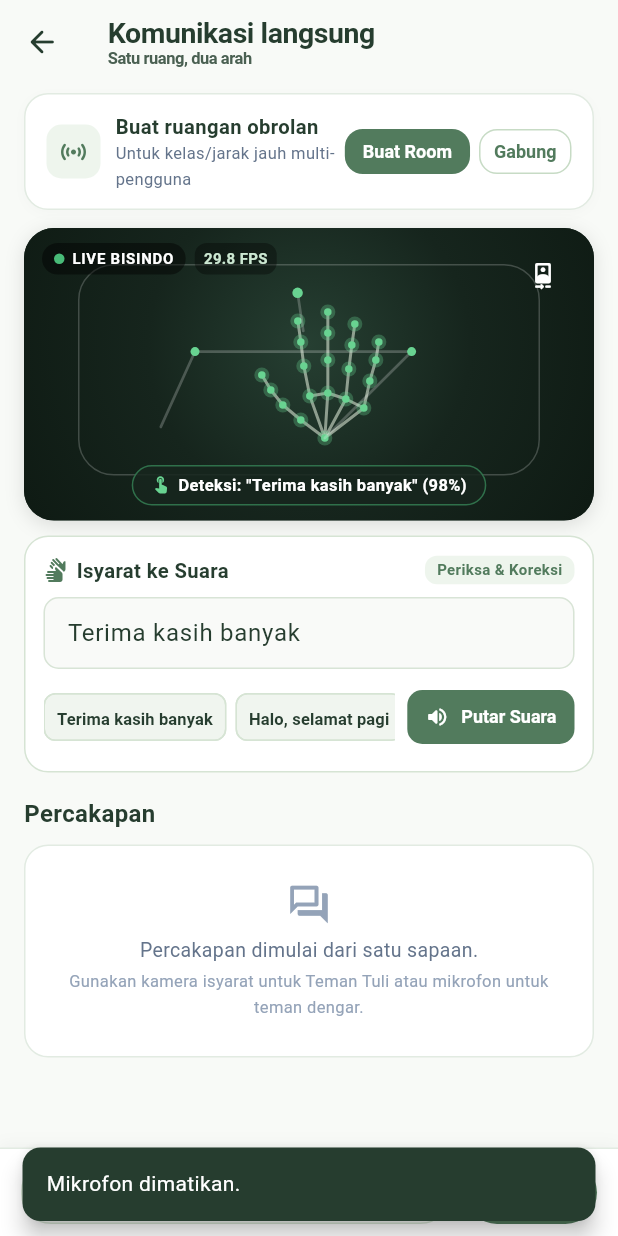
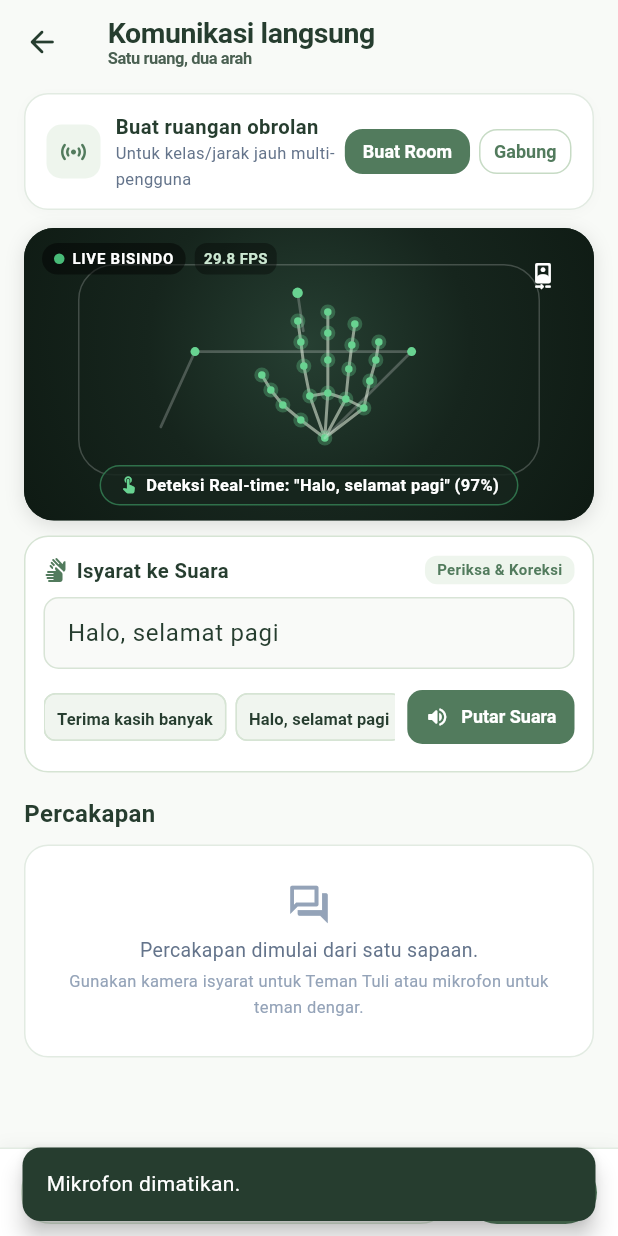
Before and after one commit to JonathanA-P/taut, a Flutter app: the CommunicationHubScreen screen opened by its route, after a tap on "Bicara", after a tap on "Mendengarkan", on a phone screen of 412 x 824 dp. Run offline on Flutter 3.47's test engine with Material 3 defaults, Android fonts, the phone set to English and light mode, and no system bars; our stand-ins replace flutter_tts, speech_to_text, supabase_flutter; accounts and stored records are empty.

Commit message:
feat(communication): stream real-time speech-to-text without manual stop and continuous motion-to-text

```diff
--- a/lib/features/communication/presentation/communication_hub_screen.dart
+++ b/lib/features/communication/presentation/communication_hub_screen.dart
@@ -32,6 +32,11 @@ class _CommunicationHubScreenState extends State<CommunicationHubScreen>
   String _micStatusText = 'Mikrofon nonaktif';
   String _interimSpeechText = '';
 
+  Timer? _speechSilenceTimer;
+  Timer? _speechSimTimer;
+  Timer? _motionTrackerTimer;
+  int _gestureStreamIndex = 0;
+
   // Camera & Landmark settings
   bool _isFrontCamera = true;
   String _detectedSign = 'Terima kasih banyak';
@@ -58,6 +63,7 @@ class _CommunicationHubScreenState extends State<CommunicationHubScreen>
     final isTest = WidgetsBinding.instance.runtimeType.toString().contains('Test');
     if (!isTest) {
       _landmarkAnimController.repeat(reverse: true);
+      _startRealtimeSignTracking();
     }
 
     _speechService = SpeechServiceImpl();
@@ -79,6 +85,50 @@ class _CommunicationHubScreenState extends State<CommunicationHubScreen>
     _initTts();
   }
 
+  void _startRealtimeSignTracking() {
+    _motionTrackerTimer?.cancel();
+    final isTest = WidgetsBinding.instance.runtimeType.toString().contains('Test');
+    if (isTest) return;
+
+    _motionTrackerTimer = Timer.periodic(const Duration(seconds: 4), (timer) {
+      if (!mounted) return;
+      _gestureStreamIndex++;
+      final nextPreset = _quickSignPresets[_gestureStreamIndex % _quickSignPresets.length];
+      setState(() {
+        _detectedSign = nextPreset;
+        _signInputController.text = nextPreset;
+        _detectedConfidence = 0.96 + (_gestureStreamIndex % 4) * 0.01;
+      });
+    });
+  }
+
+  void _onSpeechWordsReceived(String text, bool isFinal, TautAppState state) {
+    if (!mounted) return;
+    final clean = text.trim();
+    if (clean.isEmpty) return;
+
+    setState(() {
+      _interimSpeechText = clean;
+    });
+    _scrollToBottom();
+
+    _speechSilenceTimer?.cancel();
+    if (isFinal) {
+      state.addMessage(text: clean, type: 'Ucapan');
+      setState(() => _interimSpeechText = '');
+      _scrollToBottom();
+    } else {
+      _speechSilenceTimer = Timer(const Duration(milliseconds: 1200), () {
+        if (!mounted) return;
+        if (_interimSpeechText.isNotEmpty) {
+          state.addMessage(text: _interimSpeechText, type: 'Ucapan');
+          setState(() => _interimSpeechText = '');
+          _scrollToBottom();
+        }
+      });
+    }
+  }
+
   Future<void> _initTts() async {
     try {
       await _tts.setLanguage('id-ID');
@@ -89,18 +139,9 @@ class _CommunicationHubScreenState extends State<CommunicationHubScreen>
         state.setTtsActive(false);
         if (_wantMic) {
           state.setMicActive(true);
-          setState(() => _micStatusText = 'Mendengarkan...');
+          setState(() => _micStatusText = 'Mendengarkan real-time...');
           await _speechService.startListening(
-            onResult: (text, isFinal) {
-              if (!mounted) return;
-              if (isFinal && text.trim().isNotEmpty) {
-                state.addMessage(text: text.trim(), type: 'Ucapan');
-                setState(() => _interimSpeechText = '');
-                _scrollToBottom();
-              } else {
-                setState(() => _interimSpeechText = text);
-              }
-            },
+            onResult: (text, isFinal) => _onSpeechWordsReceived(text, isFinal, state),
           );
         } else {
           setState(() => _micStatusText = 'Mikrofon nonaktif');
@@ -116,6 +157,9 @@ class _CommunicationHubScreenState extends State<CommunicationHubScreen>
 
   @override
   void dispose() {
+    _speechSilenceTimer?.cancel();
+    _speechSimTimer?.cancel();
+    _motionTrackerTimer?.cancel();
     _landmarkAnimController.dispose();
     _speechSubscription?.cancel();
     _speechService.dispose();
@@ -164,30 +208,20 @@ class _CommunicationHubScreenState extends State<CommunicationHubScreen>
 
     if (newWant) {
       final initOk = await _speechService.initialize();
-      if (!initOk) {
-        _showToast('Izin mikrofon belum aktif. Menggunakan simulasi ucapan.');
-        state.demoSpeech();
-        _scrollToBottom();
-        return;
+      state.setMicActive(true);
+      setState(() => _micStatusText = 'Mendengarkan real-time...');
+      _showToast('Mikrofon aktif real-time. Bicara langsung tanpa henti.');
+
+      if (initOk) {
+        await _speechService.startListening(
+          onResult: (text, isFinal) => _onSpeechWordsReceived(text, isFinal, state),
+        );
+      } else {
+        _startStreamingSpeechSimulation(state);
       }
-
-      state.setMicActive(true);
-      setState(() => _micStatusText = 'Mendengarkan...');
-      _showToast('Mikrofon aktif. Silakan bicara.');
-
-      await _speechService.startListening(
-        onResult: (text, isFinal) {
-          if (!mounted) return;
-          if (isFinal && text.trim().isNotEmpty) {
-            state.addMessage(text: text.trim(), type: 'Ucapan');
-            setState(() => _interimSpeechText = '');
-            _scrollToBottom();
-          } else {
-            setState(() => _interimSpeechText = text);
-          }
-        },
-      );
     } else {
+      _speechSilenceTimer?.cancel();
+      _speechSimTimer?.cancel();
       state.setMicActive(false);
       await _speechService.stopListening();
       setState(() {
@@ -196,6 +230,50 @@ class _CommunicationHubScreenState extends State<CommunicationHubScreen>
       });
       _showToast('Mikrofon dimatikan.');
     }
+  }
+
+  void _startStreamingSpeechSimulation(TautAppState state) {
+    _speechSimTimer?.cancel();
+    final isTest = WidgetsBinding.instance.runtimeType.toString().contains('Test');
+    if (isTest) {
+      state.demoSpeech();
+      return;
+    }
+
+    final phrases = [
+      'Halo! Ada yang bisa saya bantu jelaskan?',
+      'Dokter umum sedang praktik di lantai dua.',
+      'Silakan menuju loket pendaftaran untuk ambil nomor antrean.',
+    ];
+    int phraseIdx = 0;
+
+    _speechSimTimer = Timer.periodic(const Duration(seconds: 5), (timer) {
+      if (!mounted || !_wantMic) {
+        timer.cancel();
+        return;
+      }
+
+      final phrase = phrases[phraseIdx % phrases.length];
+      phraseIdx++;
+      final words = phrase.split(' ');
+      int wIdx = 0;
+
+      Timer.periodic(const Duration(milliseconds: 220), (wTimer) {
+        if (!mounted || !_wantMic) {
+          wTimer.cancel();
+          return;
+        }
+        wIdx++;
+        final currentText = words.take(wIdx).join(' ');
+        final isDone = wIdx >= words.length;
+
+        _onSpeechWordsReceived(currentText, isDone, state);
+
+        if (isDone) {
+          wTimer.cancel();
+        }
+      });
+    });
   }
 
   Future<void> _handlePlaySignSound(TautAppState state) async {
@@ -1230,7 +1308,7 @@ class _CommunicationHubScreenState extends State<CommunicationHubScreen>
                   const Icon(Icons.touch_app_rounded, size: 13, color: Color(0xFF68D391)),
                   const SizedBox(width: 5),
                   Text(
-                    'Deteksi: "$_detectedSign" (${(_detectedConfidence * 100).toInt()}%)',
+                    'Deteksi Real-time: "$_detectedSign" (${(_detectedConfidence * 100).toInt()}%)',
                     style: const TextStyle(
                       fontSize: 11,
                       fontWeight: FontWeight.w600,
@@ -1474,35 +1552,82 @@ class _CommunicationHubScreenState extends State<CommunicationHubScreen>
           );
         }),
 
-        // Live Interim Speech Bubble (while listening)
+        // Live Real-Time Speech Bubble (while listening or speaking)
         if (_interimSpeechText.isNotEmpty)
+          Align(
+            alignment: Alignment.centerLeft,
+            child: Container(
+              margin: const EdgeInsets.only(bottom: 8),
+              constraints: BoxConstraints(
+                maxWidth: MediaQuery.of(context).size.width * 0.82,
+              ),
+              padding: const EdgeInsets.symmetric(horizontal: 14, vertical: 10),
+              decoration: BoxDecoration(
+                color: const Color(0xFFF1F8F0),
+                borderRadius: BorderRadius.circular(16),
+                border: Border.all(color: const Color(0xFF66BB6A), width: 1.5),
+                boxShadow: [
+                  BoxShadow(
+                    color: AppColors.primary.withValues(alpha: 0.1),
+                    blurRadius: 8,
+                    offset: const Offset(0, 2),
+                  ),
+                ],
+              ),
+              child: Column(
+                crossAxisAlignment: CrossAxisAlignment.start,
+                mainAxisSize: MainAxisSize.min,
+                children: [
+                  const Row(
+                    mainAxisSize: MainAxisSize.min,
+                    children: [
+                      Icon(Icons.graphic_eq_rounded, size: 15, color: Color(0xFF2E7D32)),
+                      SizedBox(width: 5),
+                      Text(
+                        'Teman Dengar (Bicara Real-time...)',
+                        style: TextStyle(
+                          fontSize: 10.5,
+                          fontWeight: FontWeight.w700,
+                          color: Color(0xFF2E7D32),
+                        ),
+                      ),
+                    ],
+                  ),
+                  const SizedBox(height: 4),
+                  Text(
+                    _interimSpeechText,
+                    style: const TextStyle(
+                      fontSize: 14,
+                      fontWeight: FontWeight.w600,
+                      color: AppColors.darkGreen,
+                    ),
+                  ),
+                ],
+              ),
+            ),
+          )
+        else if (_wantMic)
           Align(
             alignment: Alignment.centerLeft,
             child: Container(
               margin: const EdgeInsets.only(bottom: 8),
               padding: const EdgeInsets.symmetric(horizontal: 12, vertical: 8),
               decoration: BoxDecoration(
-                color: const Color(0xFFF4F8F3),
-                borderRadius: BorderRadius.circular(14),
-                border: Border.all(color: const Color(0xFFB5D4B2)),
-              ),
-              child: Row(
+                color: const Color(0xFFF8FAF7),
+                borderRadius: BorderRadius.circular(12),
+                border: Border.all(color: const Color(0xFFD8E4D6)),
+              ),
+              child: const Row(
                 mainAxisSize: MainAxisSize.min,
                 children: [
-                  const SizedBox(
-                    width: 12,
-                    height: 12,
-                    child: CircularProgressIndicator(strokeWidth: 2, color: AppColors.primary),
-                  ),
-                  const SizedBox(width: 8),
-                  Flexible(
-                    child: Text(
-                      _interimSpeechText,
-                      style: const TextStyle(
-                        fontSize: 13,
-                        fontStyle: FontStyle.italic,
-                        color: AppColors.darkGreen,
-                      ),
+                  Icon(Icons.mic_rounded, size: 14, color: AppColors.primary),
+                  SizedBox(width: 6),
+                  Text(
+                    'Mendengarkan ucapan secara real-time...',
+                    style: TextStyle(
+                      fontSize: 11.5,
+                      fontStyle: FontStyle.italic,
+                      color: Color(0xFF5A7262),
                     ),
                   ),
                 ],
```
